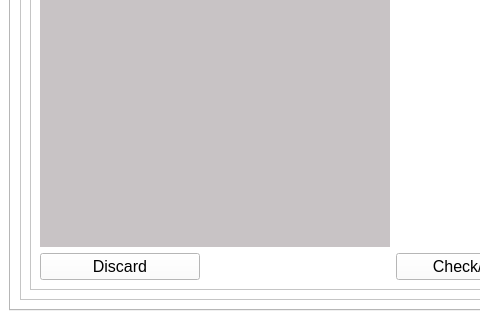
This is TestPaperChecker.ui in jarapamikaella/OpenCV_TestPaperChecker as Qt 5 draws it before an edit; both pictures show x 0 to 480 and y 282 to 602 of the 972 by 602 pixel window. The edited form follows.
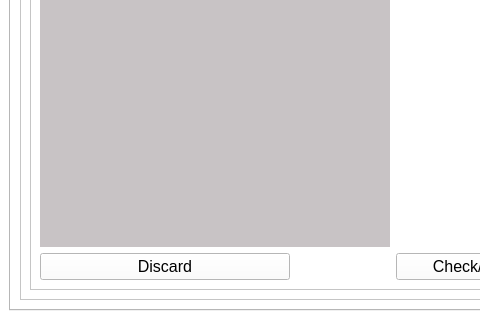
This is the edited form.

Patch:
```diff
--- a/TestPaperChecker.ui
+++ b/TestPaperChecker.ui
@@ -972,7 +972,7 @@
                 </property>
                </widget>
               </item>
-              <item row="1" column="0" alignment="Qt::AlignLeft">
+              <item row="1" column="0">
                <widget class="QPushButton" name="pushButton_2">
                 <property name="minimumSize">
                  <size>
```
Left out of the diff: 2 changed lines with no effect on the pictures.
